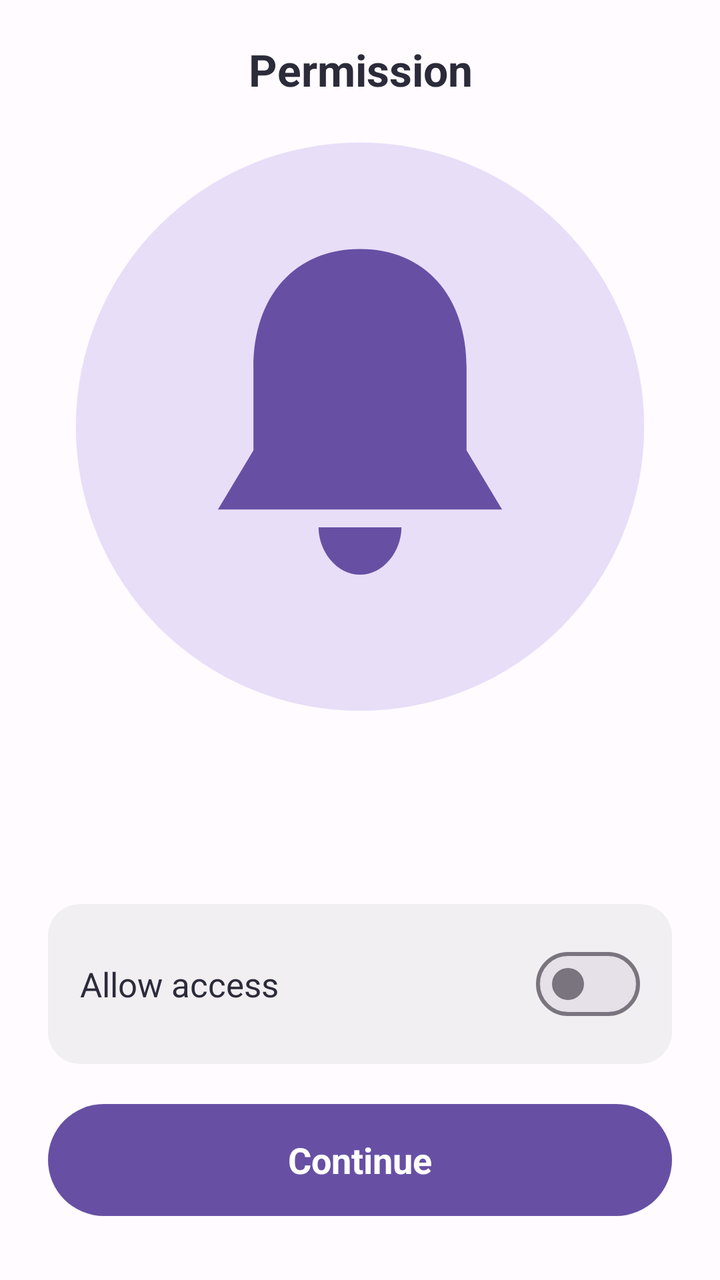
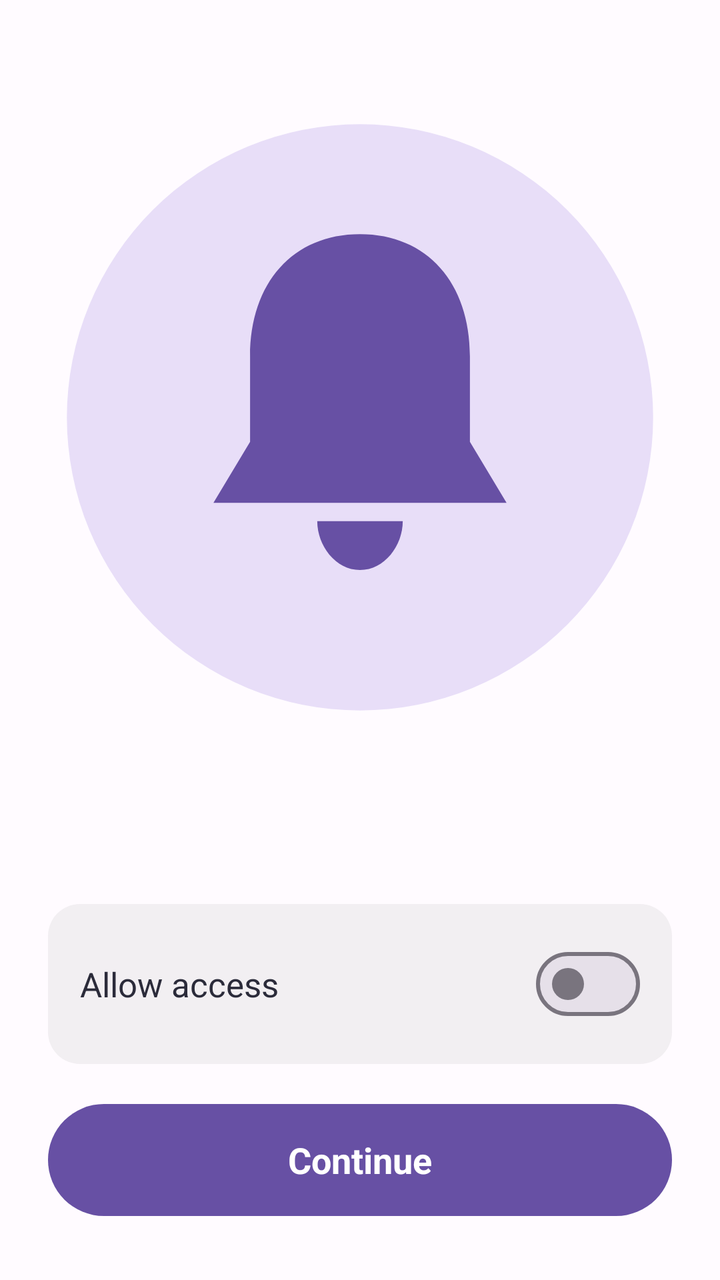

Screens rendered from an Android XML layout before and after an edit, with the pre-edit source and the edit as a unified diff.
<!-- AndroidManifest.xml: application theme Theme.DepthWallpaper -->
<!-- res/layout/activity_permission.xml -->
<?xml version="1.0" encoding="utf-8"?>
<LinearLayout
    xmlns:android="http://schemas.android.com/apk/res/android"
        android:layout_width="match_parent"
        android:layout_height="match_parent"
        android:background="#FFFBFF"
        android:gravity="center_horizontal"
        android:orientation="vertical"
        >

        <TextView
            android:layout_width="match_parent"
            android:layout_marginHorizontal="@dimen/dimension_24"
            android:layout_height="wrap_content"
            android:layout_marginTop="@dimen/dimension_20"
            android:gravity="center"
            android:text="@string/permission"
            android:textColor="#2B2B3A"
            android:textSize="@dimen/text_size_22"
            android:textStyle="bold" />

        <ImageView
            android:layout_width="match_parent"
            android:layout_marginHorizontal="@dimen/dimension_24"
            android:layout_height="0dp"
            android:layout_marginVertical="@dimen/dimension_16"
            android:layout_weight="1"
            android:contentDescription="@null"
            android:src="@drawable/ic_permission" />

        <TextView
            android:id="@+id/permTitle"
            android:layout_width="match_parent"
            android:layout_marginHorizontal="@dimen/dimension_24"
            android:layout_height="wrap_content"
            android:gravity="center"
            android:textColor="#2B2B3A"
            android:textSize="@dimen/text_size_18"
            android:textStyle="bold" />

        <TextView
            android:id="@+id/permDesc"
            android:layout_width="match_parent"
            android:layout_marginHorizontal="@dimen/dimension_24"
            android:layout_height="wrap_content"
            android:layout_marginTop="@dimen/dimension_6"
            android:gravity="center"
            android:textColor="#5C5C6B"
            android:textSize="@dimen/text_size_15" />

        <LinearLayout
            android:id="@+id/rowPermission"
            android:layout_width="match_parent"
            android:layout_marginHorizontal="@dimen/dimension_24"
            android:layout_height="wrap_content"
            android:layout_marginTop="@dimen/dimension_24"
            android:background="@drawable/bg_card"
            android:gravity="center_vertical"
            android:orientation="horizontal"
            android:padding="@dimen/dimension_16">

            <TextView
                android:layout_width="0dp"
                android:layout_height="wrap_content"
                android:layout_weight="1"
                android:text="@string/permission_allow"
                android:textColor="#2B2B3A"
                android:textSize="@dimen/text_size_17" />

            <com.google.android.material.materialswitch.MaterialSwitch
                android:id="@+id/permSwitch"
                android:layout_width="wrap_content"
                android:layout_height="wrap_content"
                android:clickable="false" />
        </LinearLayout>

        <TextView
            android:id="@+id/btnContinue"
            android:layout_width="match_parent"
            android:layout_marginHorizontal="@dimen/dimension_24"
            android:layout_height="@dimen/dimension_56"
            android:layout_marginTop="@dimen/dimension_20"
            android:layout_marginBottom="@dimen/dimension_32"
            android:background="@drawable/bg_button"
            android:gravity="center"
            android:text="@string/continue_text"
            android:textColor="#FFFFFF"
            android:textSize="@dimen/text_size_18"
            android:textStyle="bold" />
    </LinearLayout>
<!-- resources referenced by this layout -->
<resources>
  <dimen name="dimension_16">16dp</dimen>
  <dimen name="dimension_20">20dp</dimen>
  <dimen name="dimension_24">24dp</dimen>
  <dimen name="dimension_32">32dp</dimen>
  <dimen name="dimension_56">56dp</dimen>
  <dimen name="dimension_6">6dp</dimen>
  <dimen name="text_size_15">15sp</dimen>
  <dimen name="text_size_17">17sp</dimen>
  <dimen name="text_size_18">18sp</dimen>
  <dimen name="text_size_22">22sp</dimen>
  <!-- drawable bg_button (drawable) -->
  <?xml version="1.0" encoding="utf-8"?>
  <shape xmlns:android="http://schemas.android.com/apk/res/android" android:shape="rectangle">
      <solid android:color="#6750A4" />
      <corners android:radius="@dimen/dimension_28" />
  </shape>
  <!-- drawable bg_card (drawable) -->
  <?xml version="1.0" encoding="utf-8"?>
  <shape xmlns:android="http://schemas.android.com/apk/res/android" android:shape="rectangle">
      <solid android:color="#1A808080" />
      <corners android:radius="@dimen/dimension_16" />
  </shape>
  <!-- drawable ic_permission (drawable) -->
  <?xml version="1.0" encoding="utf-8"?>
  <vector xmlns:android="http://schemas.android.com/apk/res/android"
      android:width="@dimen/dimension_200" android:height="@dimen/dimension_200" android:viewportWidth="200" android:viewportHeight="200">
      <path android:fillColor="#E8DEF8" android:pathData="M100,100 m-96,0 a96,96 0 1,0 192,0 a96,96 0 1,0 -192,0 Z" />
      <path android:fillColor="#6750A4"
          android:pathData="M100,40 C78,40 64,56 64,80 L64,108 L52,128 H148 L136,108 L136,80 C136,56 122,40 100,40 Z" />
      <path android:fillColor="#6750A4" android:pathData="M86,134 H114 C114,142 108,150 100,150 C92,150 86,142 86,134 Z" />
  </vector>
  <string name="continue_text">Continue</string>
  <string name="permission">Permission</string>
  <string name="permission_allow">Allow access</string>
  <style name="Theme.DepthWallpaper" parent="Theme.Material3.Light.NoActionBar" />
  <dimen name="dimension_28">28dp</dimen>
  <dimen name="dimension_200">200dp</dimen>
</resources>

<!-- the commit's change to res/layout/activity_permission.xml (unified diff, before → after) -->
@@ -8,16 +8,11 @@
         android:orientation="vertical"
         >
 
-        <TextView
-            android:layout_width="match_parent"
-            android:layout_marginHorizontal="@dimen/dimension_24"
-            android:layout_height="wrap_content"
-            android:layout_marginTop="@dimen/dimension_20"
-            android:gravity="center"
-            android:text="@string/permission"
-            android:textColor="#2B2B3A"
-            android:textSize="@dimen/text_size_22"
-            android:textStyle="bold" />
+        <include
+        android:id="@+id/actionBar"
+        layout="@layout/layout_actionbar"
+        android:layout_width="match_parent"
+        android:layout_height="wrap_content" />
 
         <ImageView
             android:layout_width="match_parent"
@@ -88,3 +83,71 @@
             android:textSize="@dimen/text_size_18"
             android:textStyle="bold" />
     </LinearLayout>
+<!-- res/layout/layout_actionbar.xml (included above) -->
+<?xml version="1.0" encoding="utf-8"?>
+<FrameLayout
+    xmlns:android="http://schemas.android.com/apk/res/android"
+    android:layout_width="match_parent"
+    android:layout_height="@dimen/dimension_64"
+    android:paddingHorizontal="@dimen/dimension_16">
+
+    <ImageView
+        android:id="@+id/btnActionBarLeft"
+        android:layout_width="@dimen/dimension_40"
+        android:layout_height="@dimen/dimension_40"
+        android:layout_gravity="center_vertical|start"
+        android:background="?attr/selectableItemBackgroundBorderless"
+        android:contentDescription="@null"
+        android:padding="@dimen/dimension_8"
+        android:src="@drawable/ic_back"
+        android:visibility="invisible" />
+
+    <TextView
+        android:id="@+id/tvStart"
+        android:layout_width="match_parent"
+        android:layout_height="wrap_content"
+        android:layout_gravity="center_vertical|start"
+        android:layout_marginHorizontal="@dimen/dimension_56"
+        android:ellipsize="marquee"
+        android:gravity="start|center_vertical"
+        android:singleLine="true"
+        android:textColor="#2B2B3A"
+        android:textSize="@dimen/text_size_22"
+        android:textStyle="bold"
+        android:visibility="gone" />
+
+    <TextView
+        android:id="@+id/tvCenter"
+        android:layout_width="match_parent"
+        android:layout_height="wrap_content"
+        android:layout_gravity="center"
+        android:layout_marginHorizontal="@dimen/dimension_56"
+        android:ellipsize="marquee"
+        android:gravity="center"
+        android:singleLine="true"
+        android:textColor="#2B2B3A"
+        android:textSize="@dimen/text_size_22"
+        android:textStyle="bold"
+        android:visibility="gone" />
+
+    <ImageView
+        android:id="@+id/btnActionBarRight1"
+        android:layout_width="@dimen/dimension_40"
+        android:layout_height="@dimen/dimension_40"
+        android:layout_gravity="center_vertical|end"
+        android:layout_marginEnd="@dimen/dimension_48"
+        android:background="?attr/selectableItemBackgroundBorderless"
+        android:contentDescription="@null"
+        android:padding="@dimen/dimension_6"
+        android:visibility="gone" />
+
+    <ImageView
+        android:id="@+id/btnActionBarRight"
+        android:layout_width="@dimen/dimension_40"
+        android:layout_height="@dimen/dimension_40"
+        android:layout_gravity="center_vertical|end"
+        android:background="?attr/selectableItemBackgroundBorderless"
+        android:contentDescription="@null"
+        android:padding="@dimen/dimension_6"
+        android:visibility="invisible" />
+</FrameLayout>
<!-- resource entries referenced after the edit -->
@@ -4,8 +4,12 @@
   <dimen name="dimension_20">20dp</dimen>
   <dimen name="dimension_24">24dp</dimen>
   <dimen name="dimension_32">32dp</dimen>
+  <dimen name="dimension_40">40dp</dimen>
+  <dimen name="dimension_48">48dp</dimen>
   <dimen name="dimension_56">56dp</dimen>
   <dimen name="dimension_6">6dp</dimen>
+  <dimen name="dimension_64">64dp</dimen>
+  <dimen name="dimension_8">8dp</dimen>
   <dimen name="text_size_15">15sp</dimen>
   <dimen name="text_size_17">17sp</dimen>
   <dimen name="text_size_18">18sp</dimen>
@@ -22,6 +26,12 @@
       <solid android:color="#1A808080" />
       <corners android:radius="@dimen/dimension_16" />
   </shape>
+  <!-- drawable ic_back (drawable) -->
+  <?xml version="1.0" encoding="utf-8"?>
+  <vector xmlns:android="http://schemas.android.com/apk/res/android"
+      android:width="@dimen/dimension_24" android:height="@dimen/dimension_24" android:viewportWidth="24" android:viewportHeight="24">
+      <path android:fillColor="#00000000" android:strokeColor="#2B2B3A" android:strokeWidth="2.2" android:strokeLineCap="round" android:strokeLineJoin="round" android:pathData="M15,5 L8,12 L15,19" />
+  </vector>
   <!-- drawable ic_permission (drawable) -->
   <?xml version="1.0" encoding="utf-8"?>
   <vector xmlns:android="http://schemas.android.com/apk/res/android"
@@ -32,7 +42,6 @@
       <path android:fillColor="#6750A4" android:pathData="M86,134 H114 C114,142 108,150 100,150 C92,150 86,142 86,134 Z" />
   </vector>
   <string name="continue_text">Continue</string>
-  <string name="permission">Permission</string>
   <string name="permission_allow">Allow access</string>
   <style name="Theme.DepthWallpaper" parent="Theme.Material3.Light.NoActionBar" />
   <dimen name="dimension_28">28dp</dimen>
